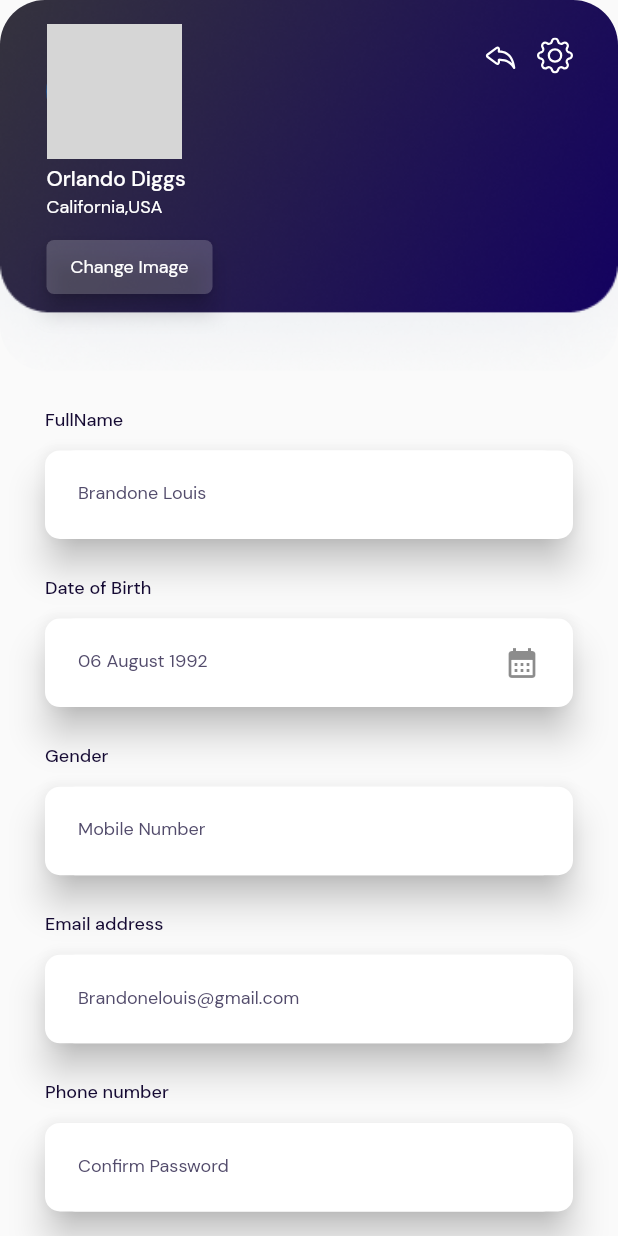
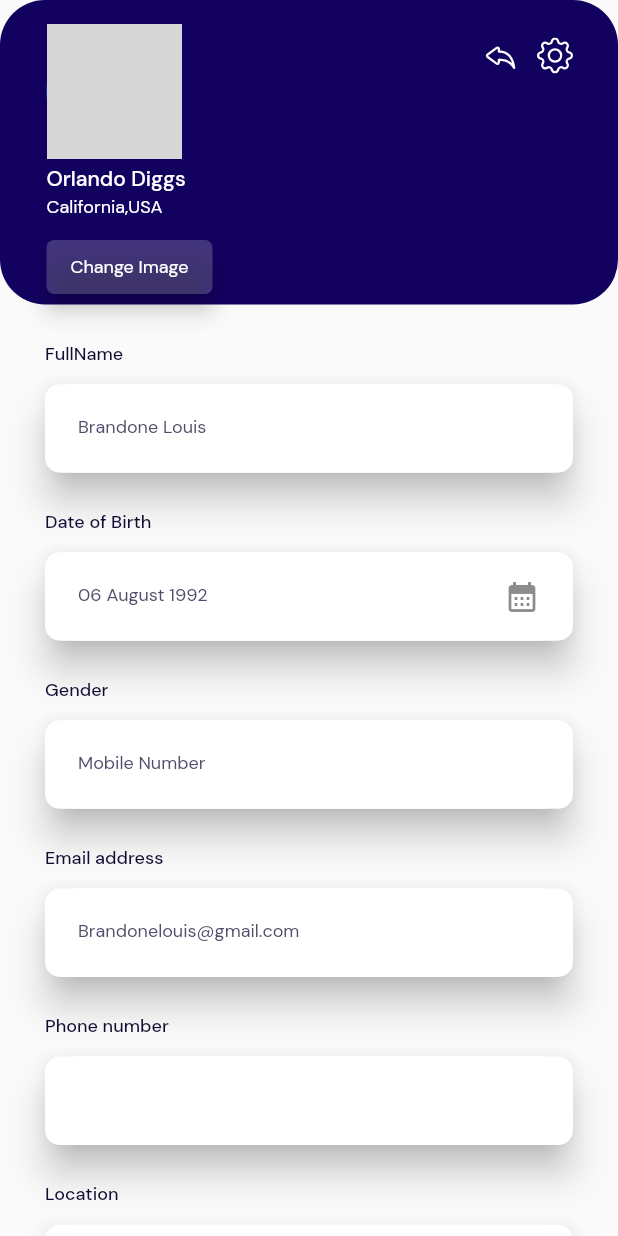
Before and after one commit to pokharelarbin/profie, a Flutter app: the screen it shows after launch, on a phone screen of 412 x 824 dp. Run offline on Flutter 3.47's test engine with Material 2 defaults, Android fonts, the phone set to English and light mode, and no system bars; our stand-ins replace bootstrap_icons, flutter_screenutil, google_fonts; network calls fail; grey boxes are pictures that could not be loaded.

Commit message:
pixel overflow solved

```diff
--- a/lib/profile.dart
+++ b/lib/profile.dart
@@ -61,17 +61,12 @@ class _ProfileState extends State<Profile> {
           Stack(
             children: [
               Container(
-                height: SizeConfig.screenHeight * 0.3,
+                // height: SizeConfig.screenHeight * 0.3,
                 width: SizeConfig.screenWidth,
                 decoration: BoxDecoration(
-                  // color: Colors.blue,
+                  color: const Color.fromRGBO(19, 1, 96, 1),
                   border: Border.all(
                     style: BorderStyle.none,
-                    // color: Colors.blue,
-                  ),
-                  image: const DecorationImage(
-                    image: AssetImage('assets/images/Rectangle.png'),
-                    fit: BoxFit.cover,
                   ),
                   borderRadius: const BorderRadius.all(Radius.circular(30)),
                 ),
@@ -120,7 +115,7 @@ class _ProfileState extends State<Profile> {
                 ),
               ),
               Container(
-                height: SizeConfig.screenHeight * 0.3,
+                // height: SizeConfig.screenHeight * 0.3,
                 width: SizeConfig.screenWidth,
                 decoration: BoxDecoration(
                   borderRadius: BorderRadius.circular(30),
@@ -162,7 +157,7 @@ class _ProfileState extends State<Profile> {
           Padding(
             padding: const EdgeInsets.symmetric(horizontal: 30),
             child: SizedBox(
-              height: SizeConfig.screenHeight * 1.05,
+              // height: SizeConfig.screenHeight * 0.7,
               width: SizeConfig.screenWidth,
               child: Column(
                 crossAxisAlignment: CrossAxisAlignment.start,
@@ -212,7 +207,7 @@ class _ProfileState extends State<Profile> {
                   ),
                   _sizedBox(height: 0.015),
                   _textForm(
-                    text: 'Confirm Password',
+                    text: '',
                   ),
                   _sizedBox(height: 0.03),
                   Text(
```
